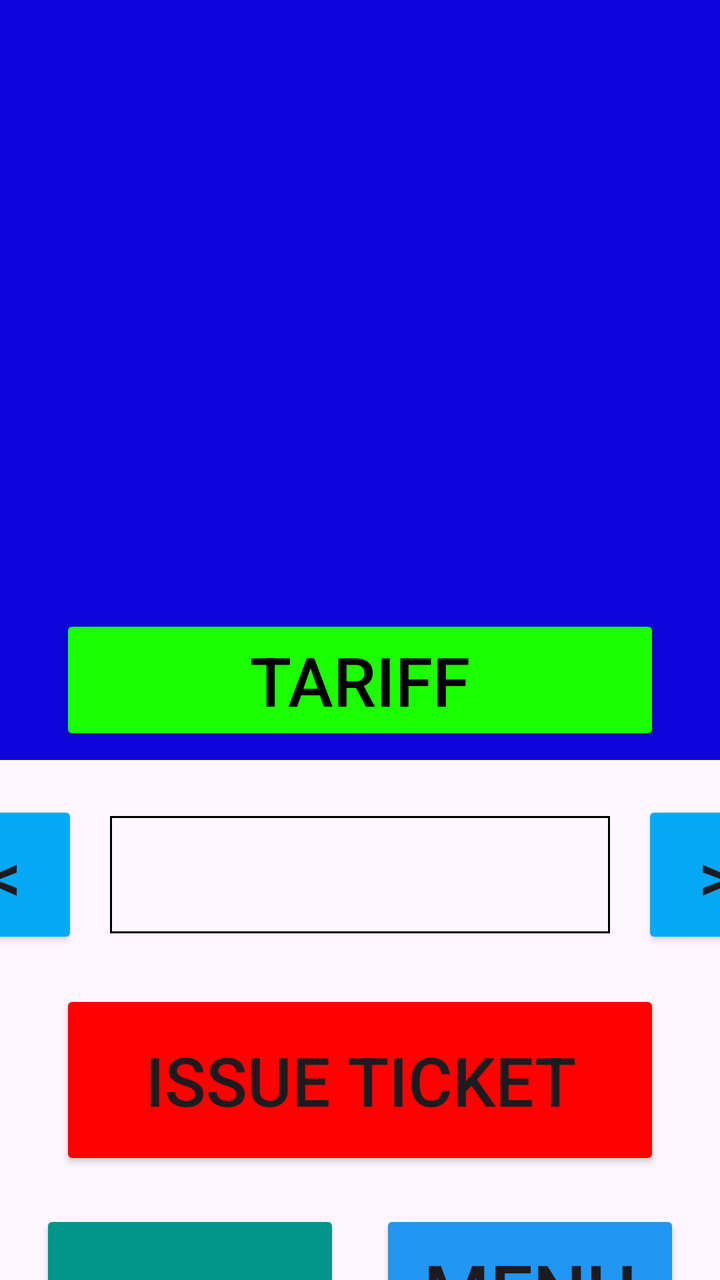
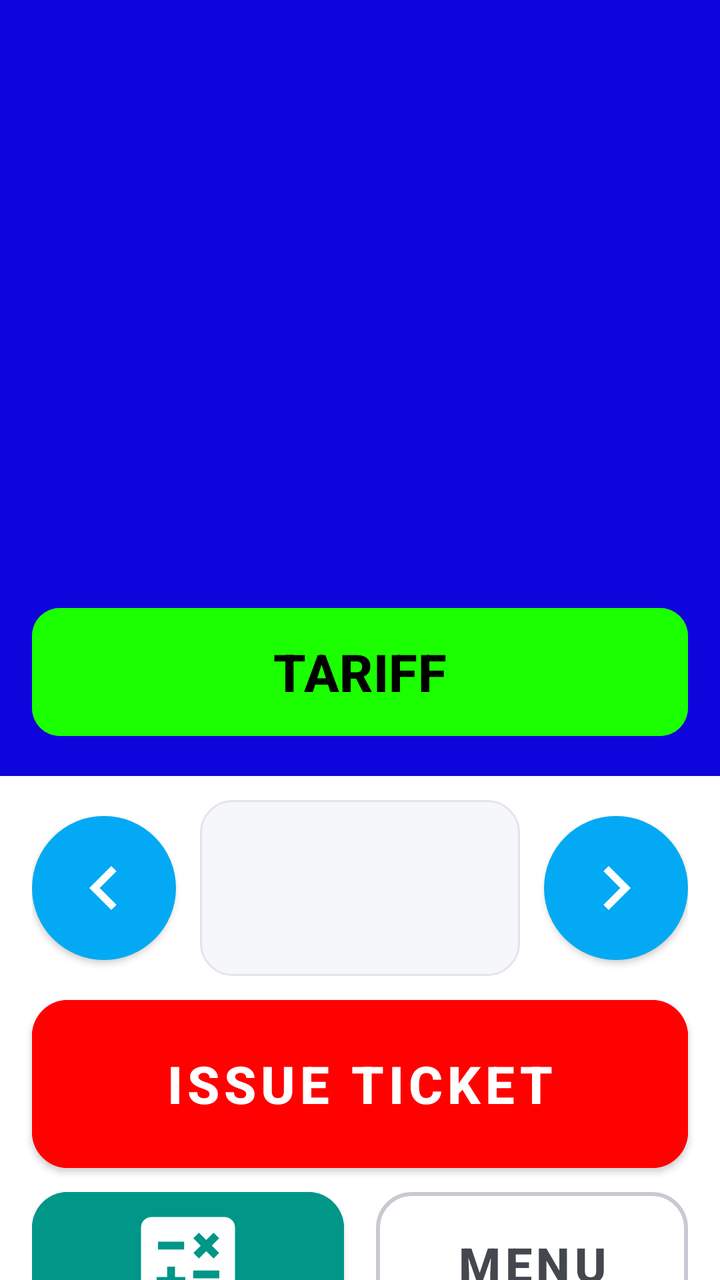

The first picture is an Android layout as it rendered before a commit; the second is the same layout after the commit. The layout source and the unified diff follow.
<!-- AndroidManifest.xml: application theme Theme.BusTicketPOS -->
<!-- res/layout/fragment_student_ticket.xml -->
<?xml version="1.0" encoding="utf-8"?>
<LinearLayout xmlns:android="http://schemas.android.com/apk/res/android"
    xmlns:app="http://schemas.android.com/apk/res-auto"
    xmlns:tools="http://schemas.android.com/tools"
    android:layout_width="match_parent"
    android:layout_height="match_parent"
    android:orientation="vertical">

    <LinearLayout
        android:layout_width="match_parent"
        android:layout_height="300dp"
        android:background="#0E05DC"
        android:orientation="vertical">

        <LinearLayout
            android:id="@+id/fare_row1"
            android:layout_width="match_parent"
            android:layout_height="100dp"
            android:gravity="center"
            android:orientation="horizontal"
            android:paddingTop="20dp">

        </LinearLayout>

        <LinearLayout
            android:id="@+id/fare_row2"
            android:layout_width="match_parent"
            android:layout_height="100dp"
            android:gravity="center"
            android:orientation="horizontal"
            android:paddingTop="10dp">

        </LinearLayout>

        <LinearLayout
            android:id="@+id/fare_row3"
            android:layout_width="match_parent"
            android:layout_height="100dp"
            android:gravity="center"
            android:orientation="horizontal"
            android:paddingTop="10dp">

        </LinearLayout>

    </LinearLayout>

    <LinearLayout
        android:layout_width="match_parent"
        android:layout_height="80dp"
        android:background="#0E05DC"
        android:gravity="center_horizontal|center_vertical"
        android:orientation="vertical">

        <Button
            android:id="@+id/btn_see_tariffs"
            android:layout_width="match_parent"
            android:layout_height="wrap_content"
            android:layout_marginLeft="30dp"
            android:layout_marginRight="30dp"
            android:backgroundTint="#1bff00"
            android:text="TARIFF"
            android:textColor="#000000"
            android:textSize="34sp"
            app:cornerRadius="0dp" />
    </LinearLayout>

    <LinearLayout
        android:id="@+id/stage_selector"
        android:layout_width="match_parent"
        android:layout_height="115dp"
        android:gravity="center"
        android:orientation="horizontal">

        <Button
            android:id="@+id/button_left"
            android:layout_width="74dp"
            android:layout_height="74dp"
            android:backgroundTint="#03A9F4"
            android:paddingLeft="0dp"
            android:paddingTop="0dp"
            android:paddingRight="0dp"
            android:paddingBottom="0dp"
            android:text="@string/left"
            android:textSize="34sp"
            app:cornerRadius="0dp"
            app:layout_constraintStart_toStartOf="parent"
            app:layout_constraintTop_toTopOf="parent" />

        <TextView
            android:id="@+id/view_stage"
            android:layout_width="250dp"
            android:layout_height="wrap_content"
            android:layout_marginHorizontal="16dp"
            android:background="@drawable/textview_border"
            android:ellipsize="end"
            android:gravity="center"
            android:singleLine="true"
            android:textColor="#000000"
            android:textSize="38sp"
            app:layout_constraintEnd_toStartOf="@id/button_right"
            app:layout_constraintStart_toEndOf="@id/button_left"
            app:layout_constraintTop_toTopOf="parent" />

        <Button
            android:id="@+id/button_right"
            android:layout_width="74dp"
            android:layout_height="74dp"
            android:backgroundTint="#03A9F4"
            android:paddingLeft="0dp"
            android:paddingTop="0dp"
            android:paddingRight="0dp"
            android:paddingBottom="0dp"
            android:text="@string/right"
            android:textSize="34sp"
            app:cornerRadius="0dp"
            app:layout_constraintEnd_toEndOf="parent"
            app:layout_constraintTop_toTopOf="parent" />


    </LinearLayout>

    <LinearLayout
        android:layout_width="match_parent"
        android:layout_height="wrap_content"
        android:gravity="center_vertical"
        android:orientation="vertical">

        <Button
            android:id="@+id/btn_print"
            android:layout_width="match_parent"
            android:layout_height="90dp"
            android:layout_marginLeft="30dp"
            android:layout_marginRight="30dp"
            android:layout_marginBottom="20dp"
            android:backgroundTint="#FF0101"
            android:text="ISSUE TICKET"
            android:textSize="34sp"
            app:cornerRadius="0dp" />

        <LinearLayout
            android:layout_width="match_parent"
            android:layout_height="wrap_content"
            android:orientation="horizontal"
            android:paddingLeft="20dp"
            android:paddingRight="20dp">

            <Button
                android:id="@+id/btn_calculator"
                android:layout_width="0dp"
                android:layout_height="80dp"
                android:layout_marginRight="10dp"
                android:layout_weight="1"
                android:backgroundTint="#009688"
                android:contentDescription="Calculator"
                android:text=""
                android:textSize="38sp"
                app:cornerRadius="0dp"
                app:icon="@drawable/calculator_icon_foreground"
                app:iconGravity="textStart"
                app:iconPadding="0dp"
                app:iconSize="120sp" />

            <Button
                android:id="@+id/btn_menu"
                android:layout_width="0dp"
                android:layout_height="80dp"
                android:layout_marginLeft="10dp"
                android:layout_weight="1"
                android:backgroundTint="#2196F3"
                android:text="@string/str_menu"
                android:textSize="38sp"
                app:cornerRadius="0dp"
                app:iconPadding="0dp" />

        </LinearLayout>

    </LinearLayout>

    <LinearLayout
        android:layout_width="match_parent"
        android:layout_height="50dp"
        android:layout_marginTop="15dp"
        android:orientation="horizontal">

        <TextView
            android:id="@+id/total_amount"
            android:layout_width="wrap_content"
            android:layout_height="match_parent"
            android:layout_weight="1"
            android:text="Rs XXXX"
            android:textAlignment="center"
            android:textColor="#000000"
            android:textSize="35sp"
            android:textStyle="bold" />

        <ImageButton
            android:id="@+id/btn_view_amount"
            android:layout_width="100dp"
            android:layout_height="match_parent"
            android:backgroundTint="#00FFFFFF"
            android:contentDescription="Amount Visibility"
            android:padding="0dp"
            android:paddingHorizontal="0dp"
            android:paddingVertical="0dp"
            android:paddingStart="0dp"
            android:paddingLeft="0dp"
            android:paddingTop="0dp"
            android:paddingEnd="0dp"
            android:paddingRight="0dp"
            android:paddingBottom="0dp"
            android:scaleType="fitCenter"
            app:srcCompat="@drawable/baseline_remove_red_eye_24_black" />

    </LinearLayout>

</LinearLayout>
<!-- resources referenced by this layout -->
<resources>
  <!-- drawable textview_border (drawable) -->
  <?xml version="1.0" encoding="utf-8"?>
  <shape xmlns:android="http://schemas.android.com/apk/res/android"
      android:shape="rectangle">
  
      
      <solid android:color="@android:color/transparent" />
  
      
      <stroke
          android:width="1dp"
          android:color="@android:color/black" />
  
      
      <padding
          android:left="4dp"
          android:top="4dp"
          android:right="4dp"
          android:bottom="4dp" />
  </shape>
  <string name="left">&lt;</string>
  <string name="right">&gt;</string>
  <string name="str_menu">Menu</string>
  <!-- unchanged entries left out for length: 9 -->
</resources>

<!-- the commit's change to res/layout/fragment_student_ticket.xml (unified diff, before → after) -->
@@ -1,16 +1,21 @@
 <?xml version="1.0" encoding="utf-8"?>
 <LinearLayout xmlns:android="http://schemas.android.com/apk/res/android"
     xmlns:app="http://schemas.android.com/apk/res-auto"
-    xmlns:tools="http://schemas.android.com/tools"
     android:layout_width="match_parent"
     android:layout_height="match_parent"
+    android:background="@color/ui_surface"
     android:orientation="vertical">
 
+    
     <LinearLayout
         android:layout_width="match_parent"
-        android:layout_height="300dp"
-        android:background="#0E05DC"
-        android:orientation="vertical">
+        android:layout_height="wrap_content"
+        android:layout_marginStart="0dp"
+        android:layout_marginTop="0dp"
+        android:layout_marginEnd="0dp"
+        android:background="@drawable/bg_fare_panel_student"
+        android:orientation="vertical"
+        android:paddingBottom="20dp">
 
         <LinearLayout
             android:id="@+id/fare_row1"
@@ -18,9 +23,7 @@
             android:layout_height="100dp"
             android:gravity="center"
             android:orientation="horizontal"
-            android:paddingTop="20dp">
-
-        </LinearLayout>
+            android:paddingTop="12dp" />
 
         <LinearLayout
             android:id="@+id/fare_row2"
@@ -28,9 +31,7 @@
             android:layout_height="100dp"
             android:gravity="center"
             android:orientation="horizontal"
-            android:paddingTop="10dp">
-
-        </LinearLayout>
+            android:paddingTop="10dp" />
 
         <LinearLayout
             android:id="@+id/fare_row3"
@@ -38,179 +39,137 @@
             android:layout_height="100dp"
             android:gravity="center"
             android:orientation="horizontal"
-            android:paddingTop="10dp">
+            android:paddingTop="10dp" />
 
-        </LinearLayout>
-
+        <com.google.android.material.button.MaterialButton
+            android:id="@+id/btn_see_tariffs"
+            android:layout_width="match_parent"
+            android:layout_height="64dp"
+            android:layout_marginStart="16dp"
+            android:layout_marginTop="4dp"
+            android:layout_marginEnd="16dp"
+            android:backgroundTint="#1bff00"
+            android:insetTop="0dp"
+            android:insetBottom="0dp"
+            android:text="@string/tariff"
+            android:textColor="#000000"
+            android:textSize="@dimen/ui_text_tile"
+            android:textStyle="bold"
+            app:cornerRadius="14dp" />
     </LinearLayout>
 
-    <LinearLayout
-        android:layout_width="match_parent"
-        android:layout_height="80dp"
-        android:background="#0E05DC"
-        android:gravity="center_horizontal|center_vertical"
-        android:orientation="vertical">
-
-        <Button
-            android:id="@+id/btn_see_tariffs"
-            android:layout_width="match_parent"
-            android:layout_height="wrap_content"
-            android:layout_marginLeft="30dp"
-            android:layout_marginRight="30dp"
-            android:backgroundTint="#1bff00"
-            android:text="TARIFF"
-            android:textColor="#000000"
-            android:textSize="34sp"
-            app:cornerRadius="0dp" />
-    </LinearLayout>
-
+    
     <LinearLayout
         android:id="@+id/stage_selector"
         android:layout_width="match_parent"
-        android:layout_height="115dp"
-        android:gravity="center"
-        android:orientation="horizontal">
+        android:layout_height="wrap_content"
+        android:layout_marginTop="12dp"
+        android:gravity="center_vertical"
+        android:orientation="horizontal"
+        android:paddingStart="16dp"
+        android:paddingEnd="16dp">
 
-        <Button
+        <com.google.android.material.button.MaterialButton
             android:id="@+id/button_left"
-            android:layout_width="74dp"
-            android:layout_height="74dp"
-            android:backgroundTint="#03A9F4"
-            android:paddingLeft="0dp"
-            android:paddingTop="0dp"
-            android:paddingRight="0dp"
-            android:paddingBottom="0dp"
-            android:text="@string/left"
-            android:textSize="34sp"
-            app:cornerRadius="0dp"
-            app:layout_constraintStart_toStartOf="parent"
-            app:layout_constraintTop_toTopOf="parent" />
+            style="@style/FlowArrowButton"
+            android:contentDescription="Previous stage"
+            app:icon="@drawable/ic_chevron_left_24" />
 
         <TextView
             android:id="@+id/view_stage"
-            android:layout_width="250dp"
-            android:layout_height="wrap_content"
-            android:layout_marginHorizontal="16dp"
-            android:background="@drawable/textview_border"
-            android:ellipsize="end"
-            android:gravity="center"
-            android:singleLine="true"
-            android:textColor="#000000"
-            android:textSize="38sp"
-            app:layout_constraintEnd_toStartOf="@id/button_right"
-            app:layout_constraintStart_toEndOf="@id/button_left"
-            app:layout_constraintTop_toTopOf="parent" />
+            style="@style/FlowValueBox" />
 
-        <Button
+        <com.google.android.material.button.MaterialButton
             android:id="@+id/button_right"
-            android:layout_width="74dp"
-            android:layout_height="74dp"
-            android:backgroundTint="#03A9F4"
-            android:paddingLeft="0dp"
-            android:paddingTop="0dp"
-            android:paddingRight="0dp"
-            android:paddingBottom="0dp"
-            android:text="@string/right"
-            android:textSize="34sp"
-            app:cornerRadius="0dp"
-            app:layout_constraintEnd_toEndOf="parent"
-            app:layout_constraintTop_toTopOf="parent" />
+            style="@style/FlowArrowButton"
+            android:contentDescription="Next stage"
+            app:icon="@drawable/ic_chevron_right_24" />
+    </LinearLayout>
 
-
-    </LinearLayout>
+    <com.google.android.material.button.MaterialButton
+        android:id="@+id/btn_print"
+        style="@style/FlowPrimaryButton"
+        android:layout_height="84dp"
+        android:layout_marginStart="16dp"
+        android:layout_marginTop="12dp"
+        android:layout_marginEnd="16dp"
+        android:backgroundTint="#FF0101"
+        android:text="@string/issue_ticket"
+        android:textSize="@dimen/ui_text_tile" />
 
     <LinearLayout
         android:layout_width="match_parent"
         android:layout_height="wrap_content"
-        android:gravity="center_vertical"
-        android:orientation="vertical">
+        android:layout_marginTop="12dp"
+        android:orientation="horizontal"
+        android:paddingStart="16dp"
+        android:paddingEnd="16dp">
 
-        <Button
-            android:id="@+id/btn_print"
-            android:layout_width="match_parent"
-            android:layout_height="90dp"
-            android:layout_marginLeft="30dp"
-            android:layout_marginRight="30dp"
-            android:layout_marginBottom="20dp"
-            android:backgroundTint="#FF0101"
-            android:text="ISSUE TICKET"
-            android:textSize="34sp"
-            app:cornerRadius="0dp" />
+        <com.google.android.material.button.MaterialButton
+            android:id="@+id/btn_calculator"
+            style="@style/FlowPrimaryButton"
+            android:layout_width="0dp"
+            android:layout_height="72dp"
+            android:layout_marginEnd="8dp"
+            android:layout_weight="1"
+            android:backgroundTint="#009688"
+            android:contentDescription="Calculator"
+            android:text=""
+            app:icon="@drawable/calculator_icon_foreground"
+            app:iconGravity="textStart"
+            app:iconPadding="0dp"
+            app:iconSize="108dp" />
 
-        <LinearLayout
-            android:layout_width="match_parent"
-            android:layout_height="wrap_content"
-            android:orientation="horizontal"
-            android:paddingLeft="20dp"
-            android:paddingRight="20dp">
-
-            <Button
-                android:id="@+id/btn_calculator"
-                android:layout_width="0dp"
-                android:layout_height="80dp"
-                android:layout_marginRight="10dp"
-                android:layout_weight="1"
-                android:backgroundTint="#009688"
-                android:contentDescription="Calculator"
-                android:text=""
-                android:textSize="38sp"
-                app:cornerRadius="0dp"
-                app:icon="@drawable/calculator_icon_foreground"
-                app:iconGravity="textStart"
-                app:iconPadding="0dp"
-                app:iconSize="120sp" />
-
-            <Button
-                android:id="@+id/btn_menu"
-                android:layout_width="0dp"
-                android:layout_height="80dp"
-                android:layout_marginLeft="10dp"
-                android:layout_weight="1"
-                android:backgroundTint="#2196F3"
-                android:text="@string/str_menu"
-                android:textSize="38sp"
-                app:cornerRadius="0dp"
-                app:iconPadding="0dp" />
-
-        </LinearLayout>
-
+        <com.google.android.material.button.MaterialButton
+            android:id="@+id/btn_menu"
+            style="@style/FlowSecondaryButton"
+            android:layout_width="0dp"
+            android:layout_height="72dp"
+            android:layout_marginStart="8dp"
+            android:layout_weight="1"
+            android:text="MENU" />
     </LinearLayout>
 
+    
     <LinearLayout
         android:layout_width="match_parent"
-        android:layout_height="50dp"
-        android:layout_marginTop="15dp"
-        android:orientation="horizontal">
+        android:layout_height="60dp"
+        android:layout_marginStart="16dp"
+        android:layout_marginTop="12dp"
+        android:layout_marginEnd="16dp"
+        android:background="@drawable/bg_status_card"
+        android:gravity="center_vertical"
+        android:orientation="horizontal"
+        android:paddingStart="16dp"
+        android:paddingEnd="4dp">
+
+        <TextView
+            android:layout_width="wrap_content"
+            android:layout_height="wrap_content"
+            android:text="Shift total"
+            android:textColor="@color/ui_text_secondary"
+            android:textSize="@dimen/ui_text_subtitle" />
 
         <TextView
             android:id="@+id/total_amount"
-            android:layout_width="wrap_content"
-            android:layout_height="match_parent"
+            android:layout_width="0dp"
+            android:layout_height="wrap_content"
             android:layout_weight="1"
-            android:text="Rs XXXX"
-            android:textAlignment="center"
-            android:textColor="#000000"
-            android:textSize="35sp"
+            android:gravity="center"
+            android:text="@string/hidden_amount"
+            android:textColor="@color/ui_text_primary"
+            android:textSize="@dimen/ui_text_tile"
             android:textStyle="bold" />
 
         <ImageButton
             android:id="@+id/btn_view_amount"
-            android:layout_width="100dp"
+            android:layout_width="64dp"
             android:layout_height="match_parent"
-            android:backgroundTint="#00FFFFFF"
-            android:contentDescription="Amount Visibility"
-            android:padding="0dp"
-            android:paddingHorizontal="0dp"
-            android:paddingVertical="0dp"
-            android:paddingStart="0dp"
-            android:paddingLeft="0dp"
-            android:paddingTop="0dp"
-            android:paddingEnd="0dp"
-            android:paddingRight="0dp"
-            android:paddingBottom="0dp"
+            android:background="@android:color/transparent"
+            android:contentDescription="@string/amount_visibility"
+            android:padding="12dp"
             android:scaleType="fitCenter"
             app:srcCompat="@drawable/baseline_remove_red_eye_24_black" />
-
     </LinearLayout>
 
 </LinearLayout>
<!-- resource entries referenced after the edit -->
@@ -1,28 +1,114 @@
 <!-- resources referenced by this layout -->
 <resources>
-  <!-- drawable textview_border (drawable) -->
+  <color name="ui_surface">#FFFFFF</color>
+  <color name="ui_text_primary">#1A1C1E</color>
+  <color name="ui_text_secondary">#6B6F76</color>
+  <dimen name="ui_text_subtitle">16sp</dimen>
+  <dimen name="ui_text_tile">26sp</dimen>
+  <!-- drawable bg_fare_panel_student (drawable) -->
   <?xml version="1.0" encoding="utf-8"?>
   <shape xmlns:android="http://schemas.android.com/apk/res/android"
       android:shape="rectangle">
-  
-      
-      <solid android:color="@android:color/transparent" />
-  
-      
+      <solid android:color="@color/stud_tab_selected_bg" />
+      />
+  </shape>
+  <!-- drawable bg_status_card (drawable) -->
+  <?xml version="1.0" encoding="utf-8"?>
+  <shape xmlns:android="http://schemas.android.com/apk/res/android"
+      android:shape="rectangle">
+      <solid android:color="#F5F7FA" />
       <stroke
           android:width="1dp"
-          android:color="@android:color/black" />
-  
-      
-      <padding
-          android:left="4dp"
-          android:top="4dp"
-          android:right="4dp"
-          android:bottom="4dp" />
+          android:color="#E3E5EA" />
+      <corners android:radius="16dp" />
   </shape>
-  <string name="left">&lt;</string>
-  <string name="right">&gt;</string>
-  <string name="str_menu">Menu</string>
+  <!-- drawable ic_chevron_left_24 (drawable) -->
+  <vector xmlns:android="http://schemas.android.com/apk/res/android"
+      android:width="24dp"
+      android:height="24dp"
+      android:tint="?attr/colorControlNormal"
+      android:viewportWidth="24"
+      android:viewportHeight="24">
+      <path
+          android:fillColor="@android:color/white"
+          android:pathData="M15.41,7.41L14,6l-6,6 6,6 1.41,-1.41L10.83,12z" />
+  </vector>
+  <!-- drawable ic_chevron_right_24 (drawable) -->
+  <vector xmlns:android="http://schemas.android.com/apk/res/android"
+      android:width="24dp"
+      android:height="24dp"
+      android:tint="?attr/colorControlNormal"
+      android:viewportWidth="24"
+      android:viewportHeight="24">
+      <path
+          android:fillColor="@android:color/white"
+          android:pathData="M10,6L8.59,7.41 13.17,12l-4.58,4.59L10,18l6,-6z" />
+  </vector>
+  <string name="amount_visibility">Amount Visibility</string>
+  <string name="hidden_amount">Rs XXXX</string>
+  <string name="issue_ticket">ISSUE TICKET</string>
+  <string name="tariff">TARIFF</string>
+  <style name="FlowArrowButton" parent="Widget.MaterialComponents.Button">
+          <item name="android:layout_width">72dp</item>
+          <item name="android:layout_height">72dp</item>
+          <item name="android:insetTop">0dp</item>
+          <item name="android:insetBottom">0dp</item>
+          <item name="android:padding">0dp</item>
+          <item name="android:minWidth">0dp</item>
+          <item name="backgroundTint">@color/flow_arrow_tint</item>
+          <item name="cornerRadius">36dp</item>
+          <item name="iconSize">44dp</item>
+          <item name="iconPadding">0dp</item>
+          <item name="iconGravity">textStart</item>
+          <item name="iconTint">#FFFFFF</item>
+      </style>
+  <style name="FlowPrimaryButton" parent="Widget.MaterialComponents.Button">
+          <item name="android:layout_width">match_parent</item>
+          <item name="android:layout_height">@dimen/ui_button_height</item>
+          <item name="android:insetTop">0dp</item>
+          <item name="android:insetBottom">0dp</item>
+          <item name="android:textAllCaps">false</item>
+          <item name="android:textColor">@color/ui_surface</item>
+          <item name="android:textSize">@dimen/ui_text_button</item>
+          <item name="android:textStyle">bold</item>
+          <item name="android:elevation">3dp</item>
+          <item name="cornerRadius">@dimen/ui_corner</item>
+      </style>
+  <style name="FlowSecondaryButton" parent="Widget.MaterialComponents.Button.OutlinedButton">
+          <item name="android:layout_width">match_parent</item>
+          <item name="android:layout_height">@dimen/ui_button_height</item>
+          <item name="android:insetTop">0dp</item>
+          <item name="android:insetBottom">0dp</item>
+          <item name="android:textAllCaps">false</item>
+          <item name="android:textColor">@color/ui_text_body</item>
+          <item name="android:textSize">@dimen/ui_text_button</item>
+          <item name="android:textStyle">bold</item>
+          <item name="strokeColor">@color/ui_border_strong</item>
+          <item name="strokeWidth">2dp</item>
+          <item name="cornerRadius">@dimen/ui_corner</item>
+      </style>
+  <style name="FlowValueBox">
+          <item name="android:layout_width">0dp</item>
+          <item name="android:layout_height">88dp</item>
+          <item name="android:layout_weight">1</item>
+          <item name="android:layout_marginStart">12dp</item>
+          <item name="android:layout_marginEnd">12dp</item>
+          <item name="android:background">@drawable/bg_status_card</item>
+          <item name="android:ellipsize">end</item>
+          <item name="android:gravity">center</item>
+          <item name="android:paddingStart">8dp</item>
+          <item name="android:paddingEnd">8dp</item>
+          <item name="android:singleLine">true</item>
+          <item name="android:textColor">#1A1C1E</item>
+          <item name="android:textSize">32sp</item>
+          <item name="android:textStyle">bold</item>
+      </style>
+  <color name="stud_tab_selected_bg">#0E05DC</color>
+  <dimen name="ui_button_height">76dp</dimen>
+  <dimen name="ui_text_button">24sp</dimen>
+  <dimen name="ui_corner">18dp</dimen>
+  <color name="ui_text_body">#44474E</color>
+  <color name="ui_border_strong">#C7CAD1</color>
   <!-- unchanged entries left out for length: 9 -->
 </resources>
 
